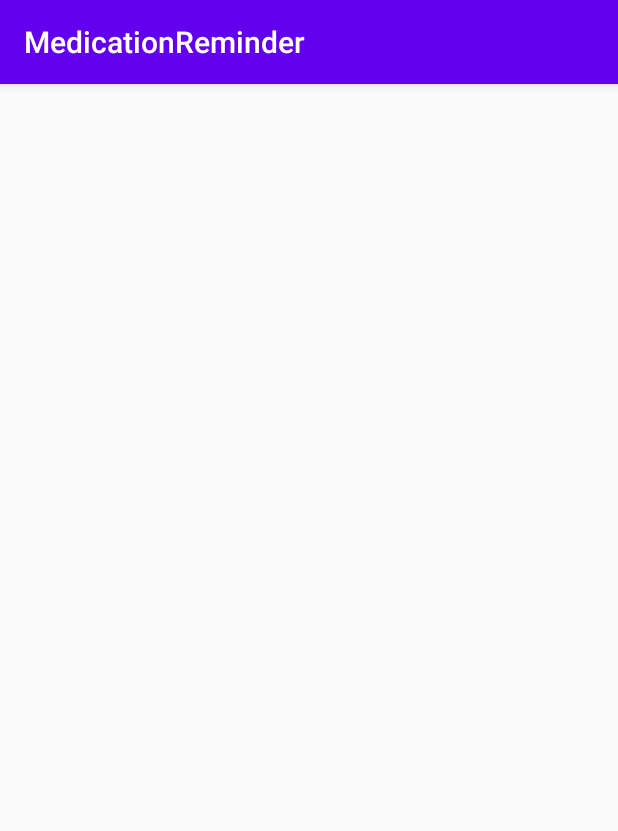
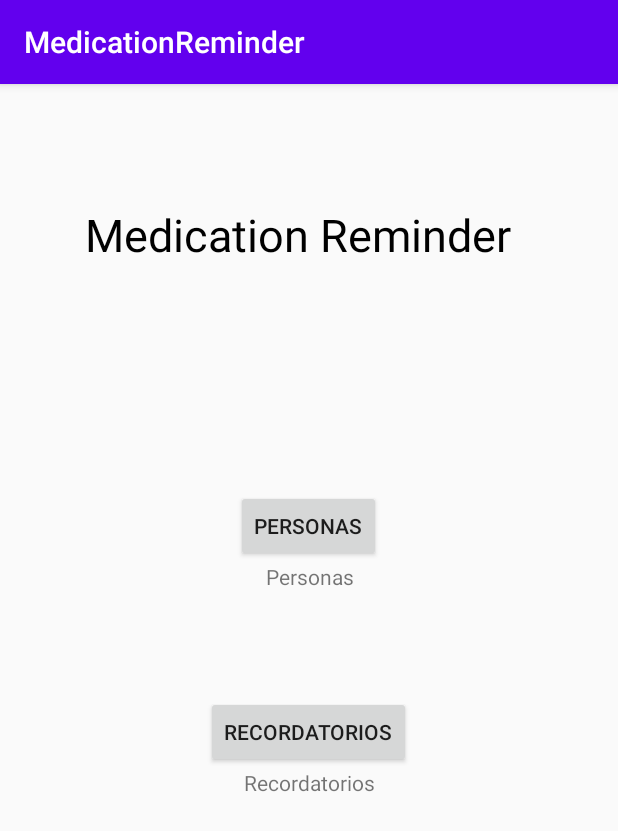
Before and after one commit to sofiaescobar28/MedicationReminder01, an Android app: the Principal screen opened directly, with no data from a screen before it, on a phone screen of 412 x 824 dp. Shown: the top 831 px of the screen. Run offline under Robolectric (Android 15) with nearby library versions, the phone set to English and light mode, and no system bars.

Commit message:
Primeras pantallas de sofi

```diff
--- a/app/src/main/AndroidManifest.xml
+++ b/app/src/main/AndroidManifest.xml
@@ -9,7 +9,8 @@
         android:roundIcon="@mipmap/ic_launcher_round"
         android:supportsRtl="true"
         android:theme="@style/AppTheme">
-        <activity android:name=".Principal"></activity>
+        <activity android:name=".Personas"></activity>
+        <activity android:name=".Principal" />
         <activity android:name=".Splash_inicio">
             <intent-filter>
                 <action android:name="android.intent.action.MAIN" />
--- a/app/src/main/res/layout/activity_principal.xml
+++ b/app/src/main/res/layout/activity_principal.xml
@@ -1,9 +1,59 @@
 <?xml version="1.0" encoding="utf-8"?>
-<androidx.constraintlayout.widget.ConstraintLayout xmlns:android="http://schemas.android.com/apk/res/android"
-    xmlns:app="http://schemas.android.com/apk/res-auto"
+<LinearLayout xmlns:android="http://schemas.android.com/apk/res/android"
     xmlns:tools="http://schemas.android.com/tools"
     android:layout_width="match_parent"
     android:layout_height="match_parent"
+    android:orientation="vertical"
     tools:context=".Principal">
 
-</androidx.constraintlayout.widget.ConstraintLayout>
+    <TextView
+        android:id="@+id/textView"
+        android:layout_width="298dp"
+        android:layout_height="wrap_content"
+        android:layout_gravity="center"
+        android:layout_margin="80dp"
+        android:text="@string/medication_reminder"
+        android:textColor="#000000"
+        android:textSize="30sp" />
+
+    <LinearLayout
+        android:layout_width="match_parent"
+        android:layout_height="wrap_content"
+        android:gravity="center"
+        android:orientation="vertical"
+        android:layout_margin="70dp">
+
+        <Button
+            android:id="@+id/btnPersonas"
+            android:layout_width="wrap_content"
+            android:layout_height="wrap_content"
+            android:text="@string/personas" />
+
+        <TextView
+            android:id="@+id/textView2"
+            android:layout_width="match_parent"
+            android:layout_height="wrap_content"
+            android:gravity="center"
+            android:text="@string/personas" />
+    </LinearLayout>
+
+    <LinearLayout
+        android:layout_width="match_parent"
+        android:layout_height="wrap_content"
+        android:gravity="center"
+        android:orientation="vertical">
+
+        <Button
+            android:id="@+id/btnRecordatorios"
+            android:layout_width="wrap_content"
+            android:layout_height="wrap_content"
+            android:text="@string/recordatorios" />
+
+        <TextView
+            android:id="@+id/textView3"
+            android:layout_width="match_parent"
+            android:layout_height="wrap_content"
+            android:gravity="center"
+            android:text="@string/recordatorios" />
+    </LinearLayout>
+</LinearLayout>
--- a/app/src/main/res/values/strings.xml
+++ b/app/src/main/res/values/strings.xml
@@ -1,3 +1,7 @@
 <resources>
     <string name="app_name">MedicationReminder</string>
+    <string name="medication_reminder">Medication Reminder</string>
+    <string name="buscar">Buscar</string>
+    <string name="personas">Personas</string>
+    <string name="recordatorios">Recordatorios</string>
 </resources>
```
Also changed, not shown: app/src/main/java/sv/edu/catolica/medicationreminder/Personas.java (added, +14 -0 lines), app/src/main/res/layout/activity_personas.xml (added, +34 -0 lines).
